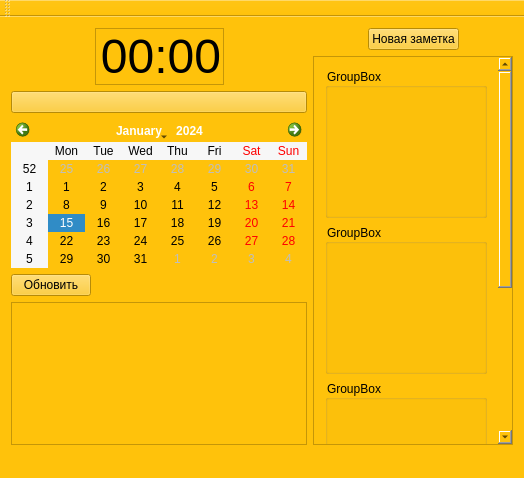
Old version of the form MattyNotes/mattynotes.ui in the repository MattyMatiss/MattyNotesOld.
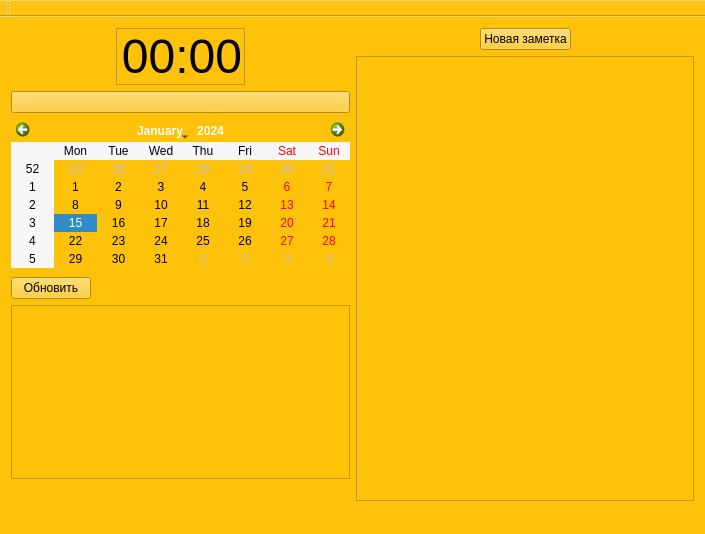
New version of the form.

```diff
--- a/MattyNotes/mattynotes.ui
+++ b/MattyNotes/mattynotes.ui
@@ -6,8 +6,8 @@
    <rect>
     <x>0</x>
     <y>0</y>
-    <width>524</width>
-    <height>478</height>
+    <width>705</width>
+    <height>534</height>
    </rect>
   </property>
   <property name="windowTitle">
@@ -103,9 +103,6 @@
       </item>
       <item>
        <widget class="QScrollArea" name="scrollArea">
-        <property name="verticalScrollBarPolicy">
-         <enum>Qt::ScrollBarAsNeeded</enum>
-        </property>
         <property name="widgetResizable">
          <bool>true</bool>
         </property>
@@ -114,66 +111,13 @@
           <rect>
            <x>0</x>
            <y>0</y>
-           <width>181</width>
-           <height>638</height>
+           <width>336</width>
+           <height>428</height>
           </rect>
          </property>
          <layout class="QGridLayout" name="gridLayout_2">
           <item row="0" column="0">
-           <layout class="QVBoxLayout" name="verticalLayout_4">
-            <item>
-             <widget class="QGroupBox" name="groupBox">
-              <property name="minimumSize">
-               <size>
-                <width>150</width>
-                <height>150</height>
-               </size>
-              </property>
-              <property name="title">
-               <string>GroupBox</string>
-              </property>
-             </widget>
-            </item>
-            <item>
-             <widget class="QGroupBox" name="groupBox_4">
-              <property name="minimumSize">
-               <size>
-                <width>150</width>
-                <height>150</height>
-               </size>
-              </property>
-              <property name="title">
-               <string>GroupBox</string>
-              </property>
-             </widget>
-            </item>
-            <item>
-             <widget class="QGroupBox" name="groupBox_2">
-              <property name="minimumSize">
-               <size>
-                <width>150</width>
-                <height>150</height>
-               </size>
-              </property>
-              <property name="title">
-               <string>GroupBox</string>
-              </property>
-             </widget>
-            </item>
-            <item>
-             <widget class="QGroupBox" name="groupBox_3">
-              <property name="minimumSize">
-               <size>
-                <width>150</width>
-                <height>150</height>
-               </size>
-              </property>
-              <property name="title">
-               <string>GroupBox</string>
-              </property>
-             </widget>
-            </item>
-           </layout>
+           <layout class="QVBoxLayout" name="verticalLayout_4"/>
           </item>
          </layout>
         </widget>
```
Left out of the diff: 156 changed lines with no effect on the pictures.
